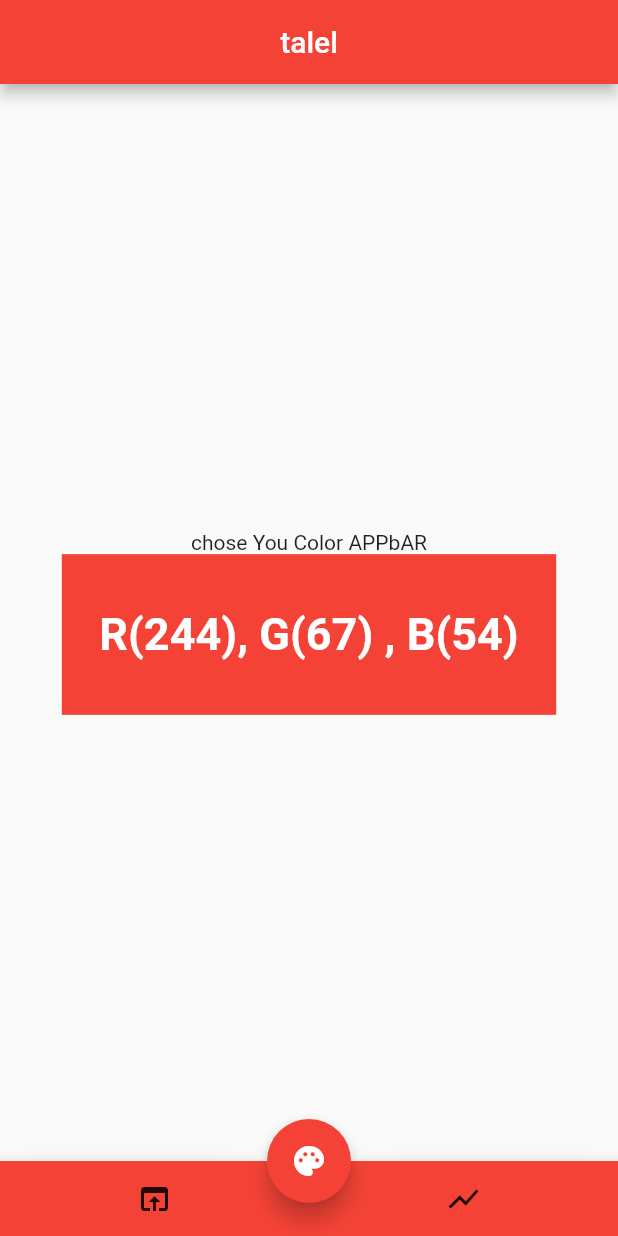
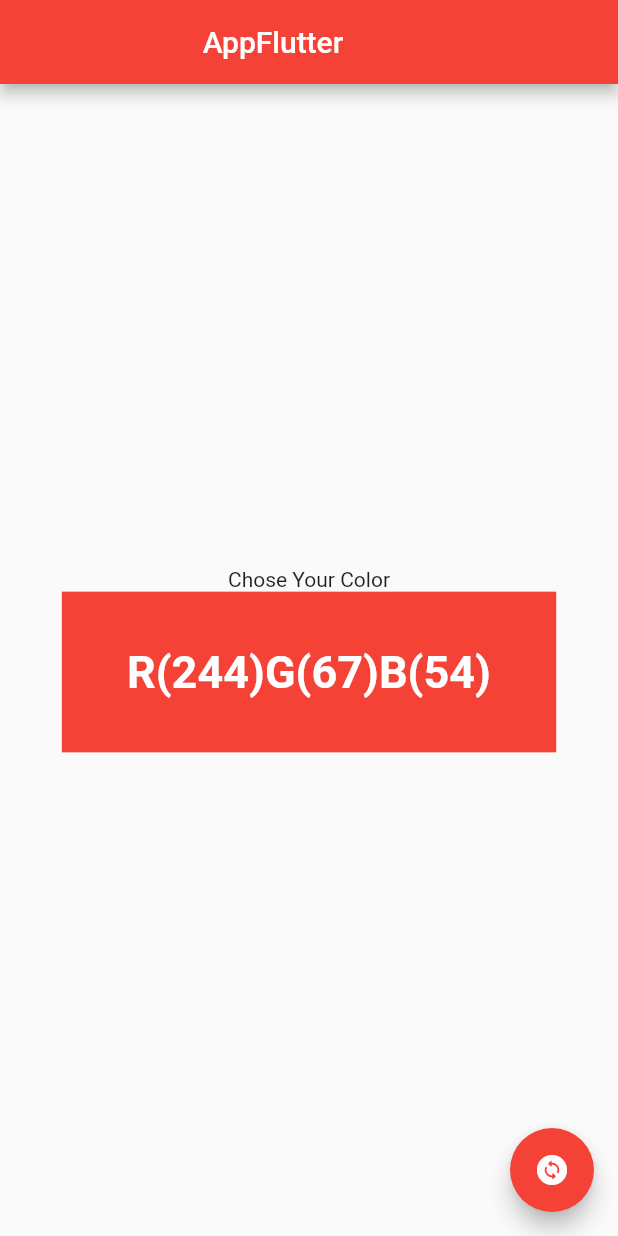
Before and after one commit to TalelMejri/learning_flutter, a Flutter app: the screen it shows after launch, on a phone screen of 412 x 824 dp. Run offline on Flutter 3.47's test engine with Material 2 defaults, Android fonts, the light colour scheme and no system bars.

Commit message:
essai changerColor

```diff
--- a/lib/main.dart
+++ b/lib/main.dart
@@ -1,125 +1,75 @@
-import 'dart:io';
 import 'dart:math';
 
 import 'package:flutter/material.dart';
 
+
 void main(){
-  runApp(StateAPP());
+  runApp(MyApp());
 }
 
-class StateAPP extends StatelessWidget{
-  StateAPP({super.key});
+class MyApp extends StatelessWidget{
+
+  const MyApp({super.key});
+
   @override
   Widget build(BuildContext context){
-    return
-      MaterialApp(
-        title: "homme",
+    return MaterialApp(
       debugShowCheckedModeBanner: false,
-        theme: ThemeData(primarySwatch: Colors.indigo),
-        home: MYSatetApp(title:"state",color: Colors.red),
+      title: "RevFlutter",
+      theme: ThemeData(primaryColor: Colors.indigo),
+      home: MyHomeApp(title:"hello",color:Colors.red),
     );
   }
 }
-
-class MYSatetApp extends StatefulWidget{
-  MYSatetApp({super.key,required this.title,required this.color});
-
+class MyHomeApp extends StatefulWidget{
+  MyHomeApp({super.key,required this.title,required this.color});
+  final String title;
   Color color;
-  final String title;
-
-  State<MYSatetApp> createState ()=> _MySatetApp();
+  State<MyHomeApp> createState()=>_MyHomeApp();
 }
 
-class _MySatetApp extends State<MYSatetApp>{
+class _MyHomeApp extends State<MyHomeApp>{
 
-  SnackBar snack=SnackBar(
-    content:Text("Content Snackbar"),
-    action: SnackBarAction(label:"Close" , onPressed: (){}),
-    duration: Duration(seconds: 2 ),
-    backgroundColor: Colors.black
-    );
-  int _red=0;
-  int _green=0;
-  int _blue=0;
+  int red=0;
+  int green=0;
+  int blue=0;
 
-  changeColor(){
-    this._red=Random.secure().nextInt(255);
-    this._green=Random.secure().nextInt(255);
-    this._blue=Random.secure().nextInt(255);
-    setState((){
-      widget.color=Color.fromRGBO(this._red, this._green, this._blue, 1);
+  ChangerColor(){
+    red=Random.secure().nextInt(255);
+    blue=Random.secure().nextInt(255);
+    green=Random.secure().nextInt(255);
+    setState(() {
+      widget.color=Color.fromRGBO(red, green, blue,1);
     });
   }
-
   @override
   Widget build(BuildContext context){
     return Scaffold(
       appBar: AppBar(
         backgroundColor: widget.color,
-        title:Center(child: Text("talel"))
+        title: Center(
+          child: Text("AppFlutter",style: TextStyle(fontSize: 20)),
+        ),
+        actions: <Widget>[
+           IconButton(onPressed: null, icon: Icon(Icons.home,color: widget.color))
+        ],
       ),
       body: Center(
-          child:
-          Column(
+              child:Column(
                 mainAxisAlignment: MainAxisAlignment.center,
-            children: [
-              Text("chose You Color APPbAR"),
+                children: <Widget>[
+                   Text("Chose Your Color"),
                    Container(
+                    color: widget.color,
                     width: MediaQuery.of(context).size.width*0.8,
-                height: MediaQuery.of(context).size.height*0.13,
-                color: widget.color,
-                child: Center(child:
-                    Text("R(${widget.color.red}), G(${widget.color.green}) , B(${widget.color.blue})",
-                    textAlign: TextAlign.center,
-                    style: TextStyle(
-                      color:Colors.white,
-                      fontSize: 30,
-                      fontWeight: FontWeight.bold
-                    ),
-                    ),
-
-                ),
+                    height:MediaQuery.of(context).size.height*0.13,
+                    child: Center(child: Text("R(${widget.color.red})G(${widget.color.green})B(${widget.color.blue})",
+                    style: TextStyle(fontSize: 30,fontWeight: FontWeight.bold,color: Colors.white))),
                    )
                 ],
               ),
               ),
-          floatingActionButtonLocation: FloatingActionButtonLocation.centerDocked,
-          floatingActionButton: FloatingActionButton(
-            backgroundColor: widget.color,
-            onPressed: changeColor,child: Icon(Icons.palette,color: Colors.white),
-            ),
-            bottomNavigationBar: BottomAppBar(
-              shape: CircularNotchedRectangle(),
-              child: Container(
-                height: 50,
-                color:widget.color,
-                child: Row(
-                    mainAxisAlignment:MainAxisAlignment.spaceAround,
-                    children: <Widget>
-                [
-                   IconButton(onPressed:(){
-                        ScaffoldMessenger.of(context).showSnackBar(snack);
-                   }, icon: Icon(Icons.open_in_browser)),
-                     IconButton(onPressed: (){
-                     showDialog(
-                        barrierDismissible: false,
-                        context: context,
-                        builder: (BuildContext context){
-                          return AlertDialog(
-                            title: Text("Important"),
-                            content: Text("Test Show Dialog"),
-                             actions: <Widget>[
-                              ElevatedButton(onPressed: (){
-                                   Navigator.of(context).pop();
-                                }, child: Icon(Icons.close))
-                             ],
-                          );
-                        });
-                     }, icon: Icon(Icons.show_chart))
-                ],
-              ),
-            ),
-            ),
+              floatingActionButton: FloatingActionButton(onPressed: ChangerColor,child: Icon(Icons.change_circle_rounded),backgroundColor: widget.color),
     );
   }
 }
```
Also changed, not shown: lib/main_snackBar_dialog.dart (added, +125 -0 lines). Lines whose indentation alone changed are shown as unchanged.
